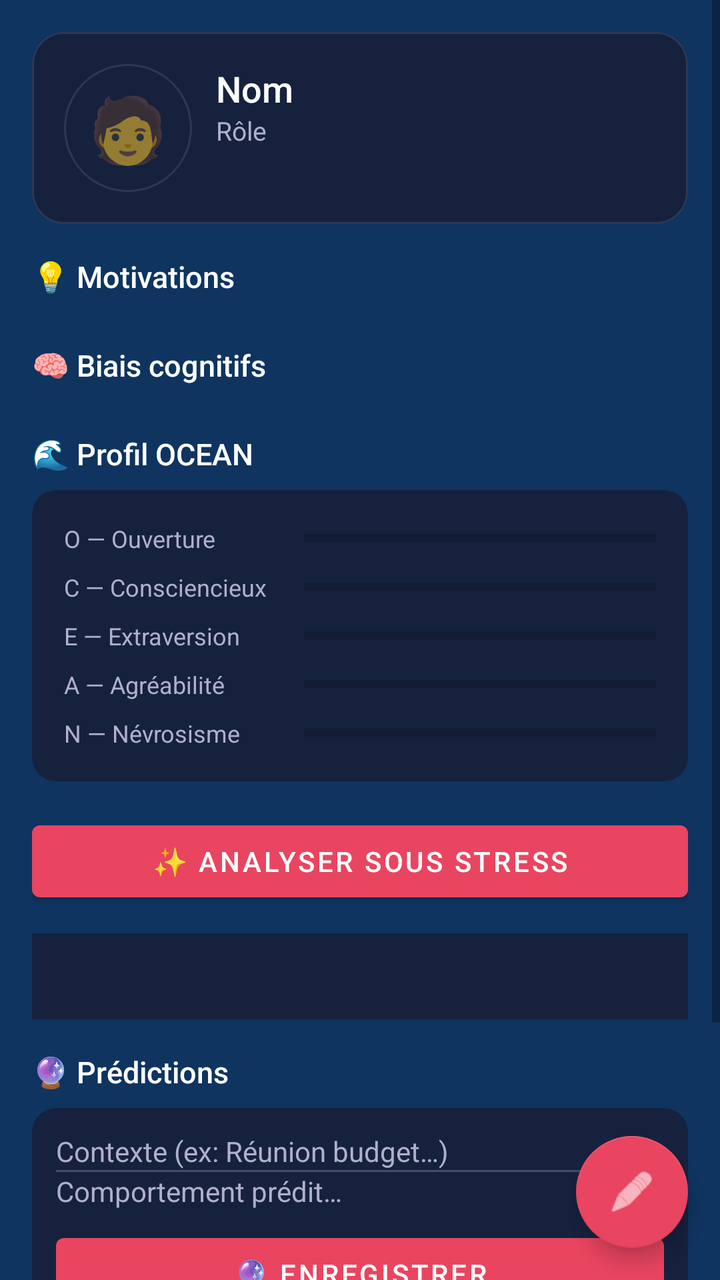
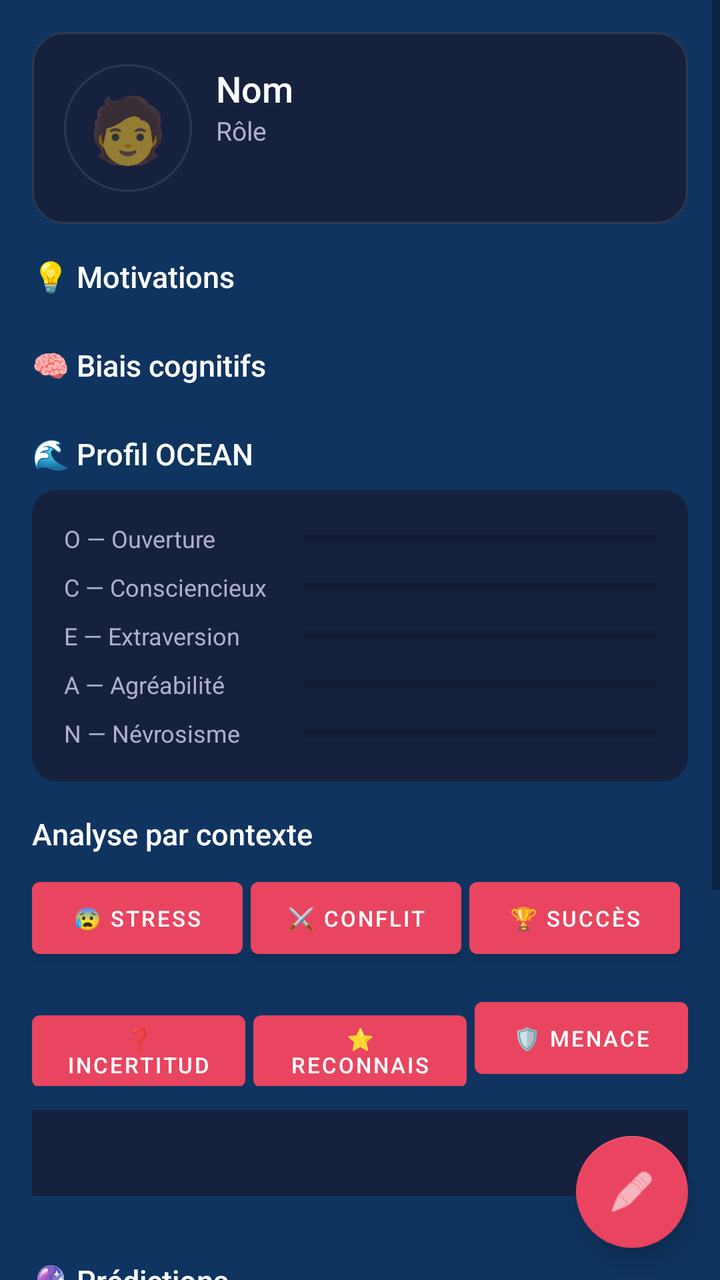

Before-and-after screenshots of an Android layout around one commit, followed by the original layout XML and the change that was made.
<!-- AndroidManifest.xml: application theme Theme.PeopleModeler -->
<!-- res/layout/fragment_person_detail.xml -->
<?xml version="1.0" encoding="utf-8"?>
<androidx.coordinatorlayout.widget.CoordinatorLayout
    xmlns:android="http://schemas.android.com/apk/res/android"
    xmlns:app="http://schemas.android.com/apk/res-auto"
    android:layout_width="match_parent"
    android:layout_height="match_parent"
    android:background="@color/colorBackground">

    <ScrollView
        android:layout_width="match_parent"
        android:layout_height="match_parent"
        android:clipToPadding="false"
        android:paddingBottom="80dp">

        <LinearLayout
            android:layout_width="match_parent"
            android:layout_height="wrap_content"
            android:orientation="vertical"
            android:padding="16dp">

            
            <com.google.android.material.card.MaterialCardView
                android:layout_width="match_parent"
                android:layout_height="wrap_content"
                android:layout_marginBottom="16dp"
                app:cardBackgroundColor="@color/colorCardBackground"
                app:cardCornerRadius="16dp"
                app:cardElevation="0dp"
                app:strokeColor="#1AFFFFFF"
                app:strokeWidth="1dp">

                <LinearLayout
                    android:layout_width="match_parent"
                    android:layout_height="wrap_content"
                    android:orientation="horizontal"
                    android:padding="16dp">

                    <TextView
                        android:id="@+id/textPersonAvatar"
                        android:layout_width="64dp"
                        android:layout_height="64dp"
                        android:text="🧑"
                        android:textSize="32sp"
                        android:gravity="center"
                        android:background="@drawable/avatar_background"/>

                    <LinearLayout
                        android:layout_width="match_parent"
                        android:layout_height="wrap_content"
                        android:orientation="vertical"
                        android:layout_marginStart="12dp">

                        <TextView
                            android:id="@+id/textPersonName"
                            android:layout_width="wrap_content"
                            android:layout_height="wrap_content"
                            android:text="@string/person_detail_name"
                            android:textColor="@color/colorText"
                            android:textSize="18sp"
                            android:fontFamily="sans-serif-medium"/>

                        <TextView
                            android:id="@+id/textPersonRole"
                            android:layout_width="wrap_content"
                            android:layout_height="wrap_content"
                            android:text="@string/person_detail_role"
                            android:textColor="@color/colorTextSecondary"
                            android:textSize="13sp"/>

                        <com.google.android.material.chip.ChipGroup
                            android:id="@+id/chipGroupTags"
                            android:layout_width="match_parent"
                            android:layout_height="wrap_content"
                            android:layout_marginTop="4dp"/>

                    </LinearLayout>
                </LinearLayout>
            </com.google.android.material.card.MaterialCardView>

            
            <TextView
                android:layout_width="wrap_content"
                android:layout_height="wrap_content"
                android:text="@string/person_detail_motivations_header"
                android:textColor="@color/colorText"
                android:textSize="15sp"
                android:fontFamily="sans-serif-medium"
                android:layout_marginBottom="8dp"/>

            <LinearLayout
                android:id="@+id/listMotivations"
                android:layout_width="match_parent"
                android:layout_height="wrap_content"
                android:orientation="vertical"
                android:layout_marginBottom="16dp"/>

            
            <TextView
                android:layout_width="wrap_content"
                android:layout_height="wrap_content"
                android:text="@string/person_detail_biases_header"
                android:textColor="@color/colorText"
                android:textSize="15sp"
                android:fontFamily="sans-serif-medium"
                android:layout_marginBottom="8dp"/>

            <LinearLayout
                android:id="@+id/listBiases"
                android:layout_width="match_parent"
                android:layout_height="wrap_content"
                android:orientation="vertical"
                android:layout_marginBottom="16dp"/>

            
            <TextView
                android:layout_width="wrap_content"
                android:layout_height="wrap_content"
                android:text="@string/person_detail_ocean_header"
                android:textColor="@color/colorText"
                android:textSize="15sp"
                android:fontFamily="sans-serif-medium"
                android:layout_marginBottom="8dp"/>

            <com.google.android.material.card.MaterialCardView
                android:layout_width="match_parent"
                android:layout_height="wrap_content"
                android:layout_marginBottom="16dp"
                app:cardBackgroundColor="@color/colorCardBackground"
                app:cardCornerRadius="12dp"
                app:cardElevation="0dp">

                <LinearLayout
                    android:layout_width="match_parent"
                    android:layout_height="wrap_content"
                    android:orientation="vertical"
                    android:padding="16dp">

                    <LinearLayout android:layout_width="match_parent" android:layout_height="wrap_content" android:orientation="horizontal" android:layout_marginBottom="8dp">
                        <TextView android:layout_width="120dp" android:layout_height="wrap_content" android:text="@string/ocean_o" android:textColor="@color/colorTextSecondary" android:textSize="12sp"/>
                        <ProgressBar android:id="@+id/barO" style="@style/Widget.AppCompat.ProgressBar.Horizontal" android:layout_width="0dp" android:layout_height="6dp" android:layout_weight="1" android:layout_gravity="center_vertical" android:progressTint="@color/colorMotivation"/>
                    </LinearLayout>
                    <LinearLayout android:layout_width="match_parent" android:layout_height="wrap_content" android:orientation="horizontal" android:layout_marginBottom="8dp">
                        <TextView android:layout_width="120dp" android:layout_height="wrap_content" android:text="@string/ocean_c" android:textColor="@color/colorTextSecondary" android:textSize="12sp"/>
                        <ProgressBar android:id="@+id/barC" style="@style/Widget.AppCompat.ProgressBar.Horizontal" android:layout_width="0dp" android:layout_height="6dp" android:layout_weight="1" android:layout_gravity="center_vertical" android:progressTint="@color/colorMotivation"/>
                    </LinearLayout>
                    <LinearLayout android:layout_width="match_parent" android:layout_height="wrap_content" android:orientation="horizontal" android:layout_marginBottom="8dp">
                        <TextView android:layout_width="120dp" android:layout_height="wrap_content" android:text="@string/ocean_e" android:textColor="@color/colorTextSecondary" android:textSize="12sp"/>
                        <ProgressBar android:id="@+id/barE" style="@style/Widget.AppCompat.ProgressBar.Horizontal" android:layout_width="0dp" android:layout_height="6dp" android:layout_weight="1" android:layout_gravity="center_vertical" android:progressTint="@color/colorMotivation"/>
                    </LinearLayout>
                    <LinearLayout android:layout_width="match_parent" android:layout_height="wrap_content" android:orientation="horizontal" android:layout_marginBottom="8dp">
                        <TextView android:layout_width="120dp" android:layout_height="wrap_content" android:text="@string/ocean_a" android:textColor="@color/colorTextSecondary" android:textSize="12sp"/>
                        <ProgressBar android:id="@+id/barA" style="@style/Widget.AppCompat.ProgressBar.Horizontal" android:layout_width="0dp" android:layout_height="6dp" android:layout_weight="1" android:layout_gravity="center_vertical" android:progressTint="@color/colorMotivation"/>
                    </LinearLayout>
                    <LinearLayout android:layout_width="match_parent" android:layout_height="wrap_content" android:orientation="horizontal">
                        <TextView android:layout_width="120dp" android:layout_height="wrap_content" android:text="@string/ocean_n" android:textColor="@color/colorTextSecondary" android:textSize="12sp"/>
                        <ProgressBar android:id="@+id/barN" style="@style/Widget.AppCompat.ProgressBar.Horizontal" android:layout_width="0dp" android:layout_height="6dp" android:layout_weight="1" android:layout_gravity="center_vertical" android:progressTint="@color/colorBias"/>
                    </LinearLayout>

                </LinearLayout>
            </com.google.android.material.card.MaterialCardView>

            
            <com.google.android.material.button.MaterialButton
                android:id="@+id/btnShowInsight"
                android:layout_width="match_parent"
                android:layout_height="wrap_content"
                android:text="@string/person_detail_analyze_stress"
                android:layout_marginBottom="12dp"
                app:backgroundTint="@color/colorSecondary"/>

            <TextView
                android:id="@+id/textInsightOutput"
                android:layout_width="match_parent"
                android:layout_height="wrap_content"
                android:text=""
                android:textColor="@color/colorTextSecondary"
                android:textSize="14sp"
                android:padding="12dp"
                android:background="@color/colorCardBackground"
                android:lineSpacingMultiplier="1.5"/>

            
            <TextView
                android:layout_width="wrap_content"
                android:layout_height="wrap_content"
                android:text="@string/person_detail_predictions_header"
                android:textColor="@color/colorText"
                android:textSize="15sp"
                android:fontFamily="sans-serif-medium"
                android:layout_marginTop="16dp"
                android:layout_marginBottom="8dp"/>

            <com.google.android.material.card.MaterialCardView
                android:layout_width="match_parent"
                android:layout_height="wrap_content"
                android:layout_marginBottom="12dp"
                app:cardBackgroundColor="@color/colorCardBackground"
                app:cardCornerRadius="12dp"
                app:cardElevation="0dp">

                <LinearLayout
                    android:layout_width="match_parent"
                    android:layout_height="wrap_content"
                    android:orientation="vertical"
                    android:padding="12dp">

                    <EditText
                        android:id="@+id/inputPredContext"
                        android:layout_width="match_parent"
                        android:layout_height="wrap_content"
                        android:hint="@string/pred_context_hint"
                        android:inputType="text"
                        android:background="@null"
                        android:textColor="@color/colorText"
                        android:textColorHint="@color/colorTextSecondary"
                        android:textSize="14sp"/>

                    <View
                        android:layout_width="match_parent"
                        android:layout_height="1dp"
                        android:background="@color/colorTextSecondary"
                        android:alpha="0.3"/>

                    <EditText
                        android:id="@+id/inputPredOutcome"
                        android:layout_width="match_parent"
                        android:layout_height="wrap_content"
                        android:hint="@string/pred_outcome_hint"
                        android:inputType="text"
                        android:background="@null"
                        android:textColor="@color/colorText"
                        android:textColorHint="@color/colorTextSecondary"
                        android:textSize="14sp"/>

                    <com.google.android.material.button.MaterialButton
                        android:id="@+id/btnAddPrediction"
                        android:layout_width="match_parent"
                        android:layout_height="wrap_content"
                        android:layout_marginTop="8dp"
                        android:text="@string/pred_save"
                        app:backgroundTint="@color/colorSecondary"/>

                </LinearLayout>
            </com.google.android.material.card.MaterialCardView>

            <LinearLayout
                android:id="@+id/listPredictions"
                android:layout_width="match_parent"
                android:layout_height="wrap_content"
                android:orientation="vertical"/>

        </LinearLayout>
    </ScrollView>

    <com.google.android.material.floatingactionbutton.FloatingActionButton
        android:id="@+id/fabEdit"
        android:layout_width="wrap_content"
        android:layout_height="wrap_content"
        android:layout_gravity="bottom|end"
        android:layout_margin="16dp"
        android:src="@android:drawable/ic_menu_edit"
        app:backgroundTint="@color/colorSecondary"
        app:tint="@android:color/white"/>

</androidx.coordinatorlayout.widget.CoordinatorLayout>
<!-- resources referenced by this layout -->
<resources>
  <color name="colorBackground">#0F3460</color>
  <color name="colorBias">#E94560</color>
  <color name="colorCardBackground">#16213E</color>
  <color name="colorMotivation">#00D4AA</color>
  <color name="colorSecondary">#E94560</color>
  <color name="colorText">#FFFFFF</color>
  <color name="colorTextSecondary">#B0B0CC</color>
  <!-- drawable avatar_background (drawable) -->
  <?xml version="1.0" encoding="utf-8"?>
  <shape xmlns:android="http://schemas.android.com/apk/res/android"
      android:shape="oval">
      <solid android:color="@color/colorCardBackground" />
      <stroke android:width="1dp" android:color="#1AFFFFFF" />
  </shape>
  <string name="ocean_a">A — Agréabilité</string>
  <string name="ocean_c">C — Consciencieux</string>
  <string name="ocean_e">E — Extraversion</string>
  <string name="ocean_n">N — Névrosisme</string>
  <string name="ocean_o">O — Ouverture</string>
  <string name="person_detail_analyze_stress">✨ Analyser sous stress</string>
  <string name="person_detail_biases_header">🧠 Biais cognitifs</string>
  <string name="person_detail_motivations_header">💡 Motivations</string>
  <string name="person_detail_name">Nom</string>
  <string name="person_detail_ocean_header">🌊 Profil OCEAN</string>
  <string name="person_detail_predictions_header">🔮 Prédictions</string>
  <string name="person_detail_role">Rôle</string>
  <string name="pred_context_hint">Contexte (ex: Réunion budget…)</string>
  <string name="pred_outcome_hint">Comportement prédit…</string>
  <string name="pred_save">🔮 Enregistrer</string>
  <style name="Theme.PeopleModeler" parent="Theme.MaterialComponents.DayNight.NoActionBar">
          <item name="colorPrimary">@color/colorPrimary</item>
          <item name="colorPrimaryVariant">@color/colorPrimaryVariant</item>
          <item name="colorOnPrimary">@color/colorOnPrimary</item>
          <item name="colorSecondary">@color/colorSecondary</item>
          <item name="colorOnSecondary">@color/colorOnSecondary</item>
          <item name="android:colorBackground">@color/colorBackground</item>
          <item name="colorSurface">@color/colorSurface</item>
          <item name="android:windowLightStatusBar">false</item>
          <item name="android:statusBarColor">@color/colorPrimary</item>
      </style>
  <color name="colorPrimary">#1A1A2E</color>
  <color name="colorPrimaryVariant">#16213E</color>
  <color name="colorOnPrimary">#FFFFFF</color>
  <color name="colorOnSecondary">#FFFFFF</color>
  <color name="colorSurface">#1A1A2E</color>
</resources>

<!-- the commit's change to res/layout/fragment_person_detail.xml (unified diff, before → after) -->
@@ -160,13 +160,93 @@
             </com.google.android.material.card.MaterialCardView>
 
             
-            <com.google.android.material.button.MaterialButton
-                android:id="@+id/btnShowInsight"
-                android:layout_width="match_parent"
-                android:layout_height="wrap_content"
-                android:text="@string/person_detail_analyze_stress"
-                android:layout_marginBottom="12dp"
-                app:backgroundTint="@color/colorSecondary"/>
+            <TextView
+                android:layout_width="wrap_content"
+                android:layout_height="wrap_content"
+                android:text="@string/insight_section_title"
+                android:textColor="@color/colorText"
+                android:textSize="15sp"
+                android:fontFamily="sans-serif-medium"
+                android:layout_marginBottom="8dp"/>
+
+            <LinearLayout
+                android:layout_width="match_parent"
+                android:layout_height="wrap_content"
+                android:orientation="horizontal"
+                android:layout_marginBottom="12dp">
+
+                <com.google.android.material.button.MaterialButton
+                    android:id="@+id/btnInsightStress"
+                    android:layout_width="0dp"
+                    android:layout_height="wrap_content"
+                    android:layout_weight="1"
+                    android:layout_marginEnd="4dp"
+                    android:text="@string/insight_btn_stress"
+                    android:textSize="11sp"
+                    android:lines="2"
+                    app:backgroundTint="@color/colorSecondary"/>
+
+                <com.google.android.material.button.MaterialButton
+                    android:id="@+id/btnInsightConflict"
+                    android:layout_width="0dp"
+                    android:layout_height="wrap_content"
+                    android:layout_weight="1"
+                    android:layout_marginEnd="4dp"
+                    android:text="@string/insight_btn_conflict"
+                    android:textSize="11sp"
+                    android:lines="2"
+                    app:backgroundTint="@color/colorSecondary"/>
+
+                <com.google.android.material.button.MaterialButton
+                    android:id="@+id/btnInsightSuccess"
+                    android:layout_width="0dp"
+                    android:layout_height="wrap_content"
+                    android:layout_weight="1"
+                    android:layout_marginEnd="4dp"
+                    android:text="@string/insight_btn_success"
+                    android:textSize="11sp"
+                    android:lines="2"
+                    app:backgroundTint="@color/colorSecondary"/>
+            </LinearLayout>
+
+            <LinearLayout
+                android:layout_width="match_parent"
+                android:layout_height="wrap_content"
+                android:orientation="horizontal"
+                android:layout_marginBottom="12dp">
+
+                <com.google.android.material.button.MaterialButton
+                    android:id="@+id/btnInsightUncertainty"
+                    android:layout_width="0dp"
+                    android:layout_height="wrap_content"
+                    android:layout_weight="1"
+                    android:layout_marginEnd="4dp"
+                    android:text="@string/insight_btn_uncertainty"
+                    android:textSize="11sp"
+                    android:lines="2"
+                    app:backgroundTint="@color/colorSecondary"/>
+
+                <com.google.android.material.button.MaterialButton
+                    android:id="@+id/btnInsightRecognition"
+                    android:layout_width="0dp"
+                    android:layout_height="wrap_content"
+                    android:layout_weight="1"
+                    android:layout_marginEnd="4dp"
+                    android:text="@string/insight_btn_recognition"
+                    android:textSize="11sp"
+                    android:lines="2"
+                    app:backgroundTint="@color/colorSecondary"/>
+
+                <com.google.android.material.button.MaterialButton
+                    android:id="@+id/btnInsightThreat"
+                    android:layout_width="0dp"
+                    android:layout_height="wrap_content"
+                    android:layout_weight="1"
+                    android:text="@string/insight_btn_threat"
+                    android:textSize="11sp"
+                    android:lines="2"
+                    app:backgroundTint="@color/colorSecondary"/>
+            </LinearLayout>
 
             <TextView
                 android:id="@+id/textInsightOutput"
@@ -177,7 +257,8 @@
                 android:textSize="14sp"
                 android:padding="12dp"
                 android:background="@color/colorCardBackground"
-                android:lineSpacingMultiplier="1.5"/>
+                android:lineSpacingMultiplier="1.5"
+                android:layout_marginBottom="16dp"/>
 
             
             <TextView
<!-- resource entries referenced after the edit -->
@@ -14,12 +14,18 @@
       <solid android:color="@color/colorCardBackground" />
       <stroke android:width="1dp" android:color="#1AFFFFFF" />
   </shape>
+  <string name="insight_btn_conflict">⚔️ Conflit</string>
+  <string name="insight_btn_recognition">⭐ Reconnaissance</string>
+  <string name="insight_btn_stress">😰 Stress</string>
+  <string name="insight_btn_success">🏆 Succès</string>
+  <string name="insight_btn_threat">🛡️ Menace</string>
+  <string name="insight_btn_uncertainty">❓ Incertitude</string>
+  <string name="insight_section_title">Analyse par contexte</string>
   <string name="ocean_a">A — Agréabilité</string>
   <string name="ocean_c">C — Consciencieux</string>
   <string name="ocean_e">E — Extraversion</string>
   <string name="ocean_n">N — Névrosisme</string>
   <string name="ocean_o">O — Ouverture</string>
-  <string name="person_detail_analyze_stress">✨ Analyser sous stress</string>
   <string name="person_detail_biases_header">🧠 Biais cognitifs</string>
   <string name="person_detail_motivations_header">💡 Motivations</string>
   <string name="person_detail_name">Nom</string>
